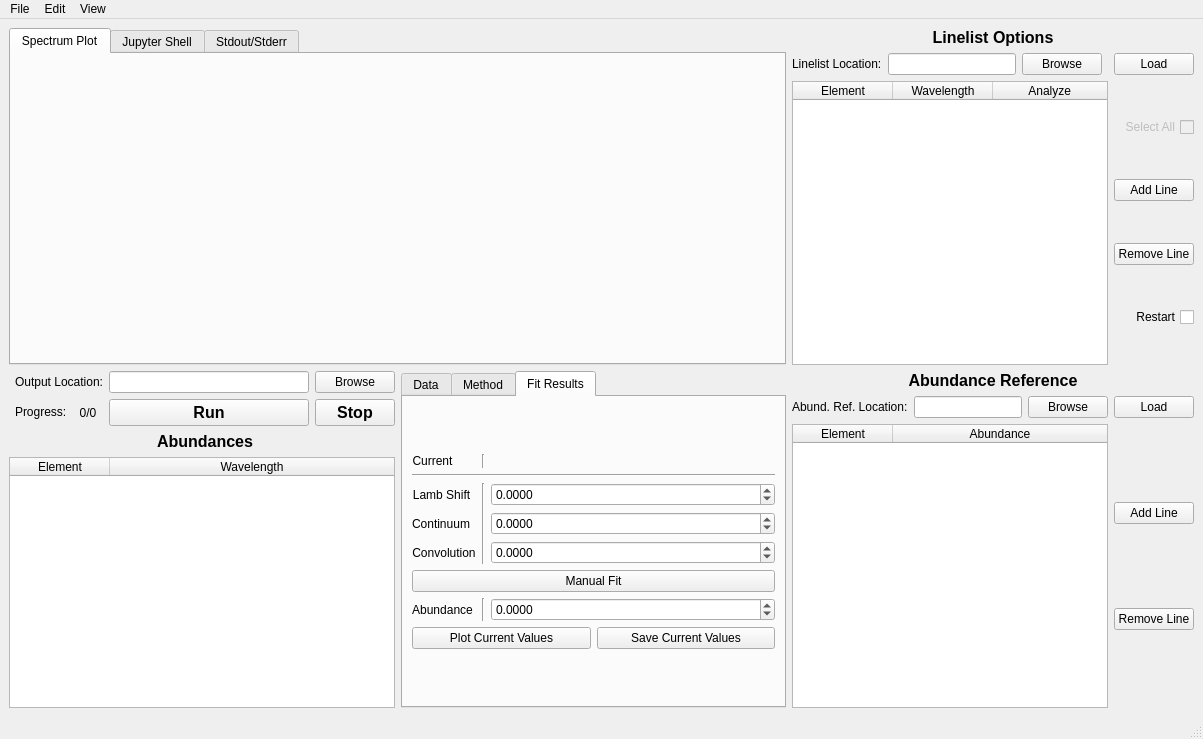
This is meafs_code/meafs.ui in MatheusJCastro/meafs as Qt 5 draws it before an edit. The edited form follows.
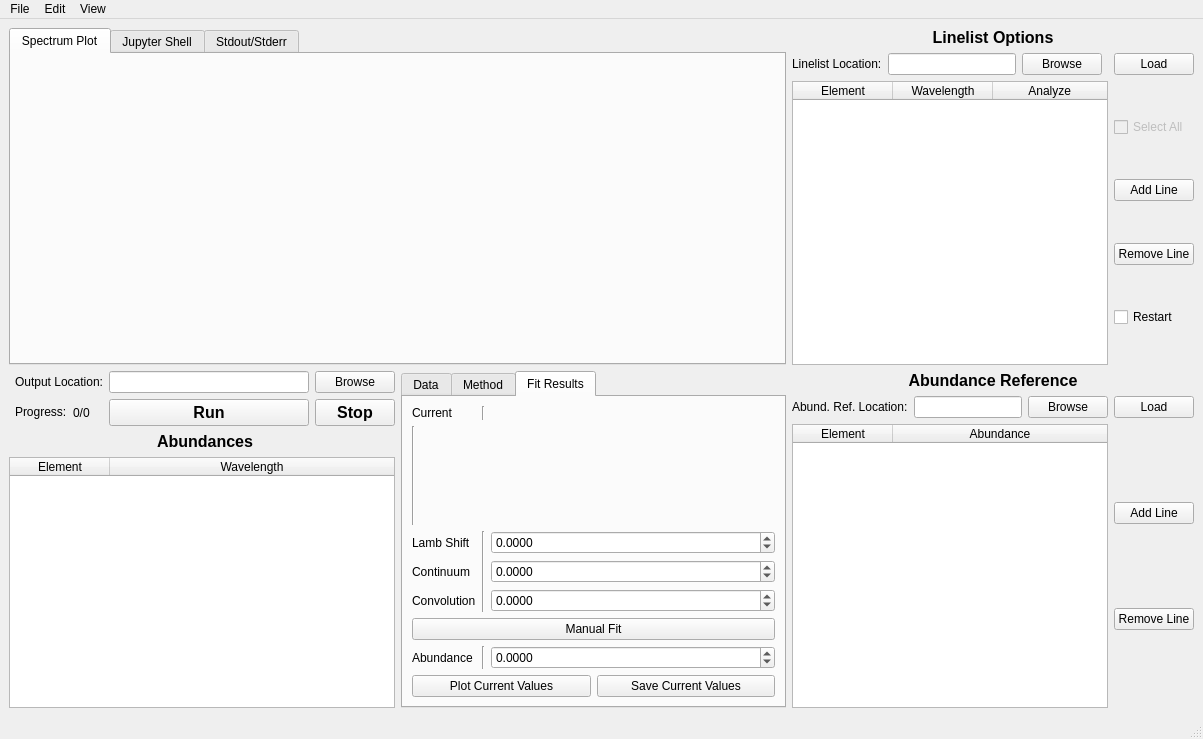
This is the edited form. The open tabs and pages were chosen to show the change.

Commit message: new settings parameters to save turbospectrum paths, stderr fixed, new unfrozen GUI feature, update docs

The edit to the form file:
```diff
--- a/meafs_code/meafs.ui
+++ b/meafs_code/meafs.ui
@@ -214,9 +214,6 @@
         <property name="text">
          <string>0/0</string>
         </property>
-        <property name="alignment">
-         <set>Qt::AlignCenter</set>
-        </property>
        </widget>
       </item>
       <item row="3" column="1" colspan="2">
@@ -328,7 +325,7 @@
            <bool>false</bool>
           </property>
           <property name="layoutDirection">
-           <enum>Qt::RightToLeft</enum>
+           <enum>Qt::LeftToRight</enum>
           </property>
           <property name="text">
            <string>Select All</string>
@@ -355,7 +352,7 @@
            <string>If there are lines saved in the results file, they will be erased.</string>
           </property>
           <property name="layoutDirection">
-           <enum>Qt::RightToLeft</enum>
+           <enum>Qt::LeftToRight</enum>
           </property>
           <property name="text">
            <string>Restart</string>
@@ -758,15 +755,12 @@
             <property name="text">
              <string>Current</string>
             </property>
-            <property name="alignment">
-             <set>Qt::AlignCenter</set>
-            </property>
            </widget>
           </item>
           <item row="1" column="0" colspan="3">
            <widget class="Line" name="line_2">
             <property name="orientation">
-             <enum>Qt::Horizontal</enum>
+             <enum>Qt::Vertical</enum>
             </property>
            </widget>
           </item>
@@ -781,9 +775,6 @@
             <property name="text">
              <string>Continuum</string>
             </property>
-            <property name="alignment">
-             <set>Qt::AlignCenter</set>
-            </property>
            </widget>
           </item>
           <item row="6" column="2">
@@ -892,9 +883,6 @@
             <property name="text">
              <string>Lamb Shift</string>
             </property>
-            <property name="alignment">
-             <set>Qt::AlignCenter</set>
-            </property>
            </widget>
           </item>
           <item row="4" column="0">
@@ -908,9 +896,6 @@
             <property name="text">
              <string>Convolution</string>
             </property>
-            <property name="alignment">
-             <set>Qt::AlignCenter</set>
-            </property>
            </widget>
           </item>
           <item row="6" column="0">
@@ -924,9 +909,6 @@
             <property name="text">
              <string>Abundance</string>
             </property>
-            <property name="alignment">
-             <set>Qt::AlignCenter</set>
-            </property>
            </widget>
           </item>
           <item row="6" column="1">
@@ -942,7 +924,7 @@
              <number>6</number>
             </property>
             <property name="sizeConstraint">
-             <enum>QLayout::SetFixedSize</enum>
+             <enum>QLayout::SetDefaultConstraint</enum>
             </property>
             <item>
              <widget class="QPushButton" name="currentvaluesplotbutton">
```
Left out of the diff: 57 changed lines with no effect on the pictures. The commit also changes 4 other files.
